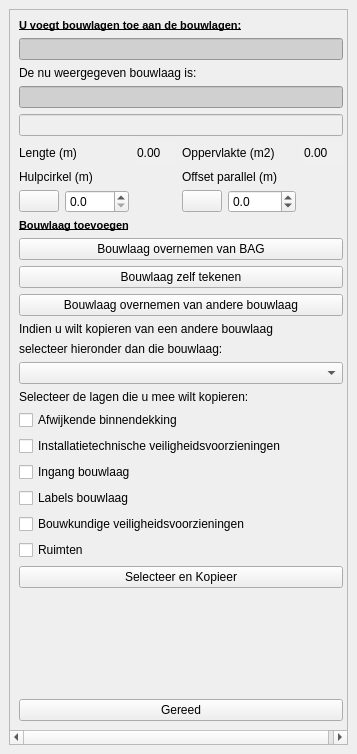
Qt form plugin/oiv/bag_pand/oiv_bouwlaag_widget.ui (OIV-NL-QGIS/QGIS_project) before a commit.
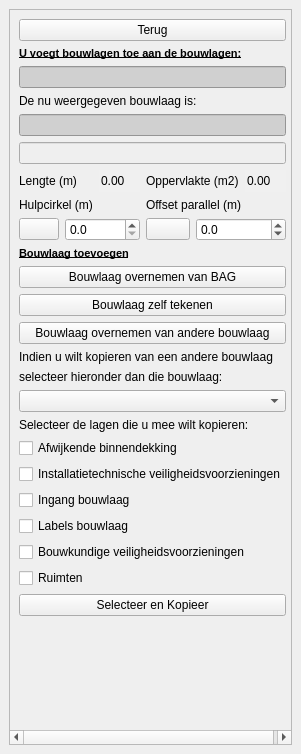
The same form after that commit. Icons and pictures are not drawn.

```diff
--- a/plugin/oiv/bag_pand/oiv_bouwlaag_widget.ui
+++ b/plugin/oiv/bag_pand/oiv_bouwlaag_widget.ui
@@ -6,7 +6,7 @@
    <rect>
     <x>0</x>
     <y>0</y>
-    <width>357</width>
+    <width>301</width>
     <height>754</height>
    </rect>
   </property>
@@ -28,13 +28,20 @@
         <rect>
          <x>0</x>
          <y>0</y>
-         <width>337</width>
+         <width>281</width>
          <height>712</height>
         </rect>
        </property>
        <layout class="QVBoxLayout" name="verticalLayout_3">
         <item>
          <layout class="QVBoxLayout" name="verticalLayout">
+          <item>
+           <widget class="QPushButton" name="terug">
+            <property name="text">
+             <string>Terug</string>
+            </property>
+           </widget>
+          </item>
           <item>
            <widget class="QLabel" name="label_13">
             <property name="sizePolicy">
@@ -104,29 +111,6 @@
               </property>
              </widget>
             </item>
-            <item row="2" column="1">
-             <widget class="QDoubleSpinBox" name="straal">
-              <property name="decimals">
-               <number>1</number>
-              </property>
-              <property name="maximum">
-               <double>1000.000000000000000</double>
-              </property>
-             </widget>
-            </item>
-            <item row="2" column="4">
-             <widget class="QDoubleSpinBox" name="offset">
-              <property name="decimals">
-               <number>1</number>
-              </property>
-              <property name="minimum">
-               <double>-1000.000000000000000</double>
-              </property>
-              <property name="maximum">
-               <double>1000.000000000000000</double>
-              </property>
-             </widget>
-            </item>
             <item row="1" column="0" colspan="3">
              <widget class="QLabel" name="straal_label">
               <property name="text">
@@ -200,6 +184,29 @@
               </property>
              </widget>
             </item>
+            <item row="2" column="1" colspan="2">
+             <widget class="QDoubleSpinBox" name="straal">
+              <property name="decimals">
+               <number>1</number>
+              </property>
+              <property name="maximum">
+               <double>1000.000000000000000</double>
+              </property>
+             </widget>
+            </item>
+            <item row="2" column="4" colspan="2">
+             <widget class="QDoubleSpinBox" name="offset">
+              <property name="decimals">
+               <number>1</number>
+              </property>
+              <property name="minimum">
+               <double>-1000.000000000000000</double>
+              </property>
+              <property name="maximum">
+               <double>1000.000000000000000</double>
+              </property>
+             </widget>
+            </item>
            </layout>
           </item>
           <item>
@@ -367,13 +374,6 @@
             </property>
            </spacer>
           </item>
-          <item>
-           <widget class="QPushButton" name="terug">
-            <property name="text">
-             <string>Gereed</string>
-            </property>
-           </widget>
-          </item>
          </layout>
         </item>
        </layout>
```
